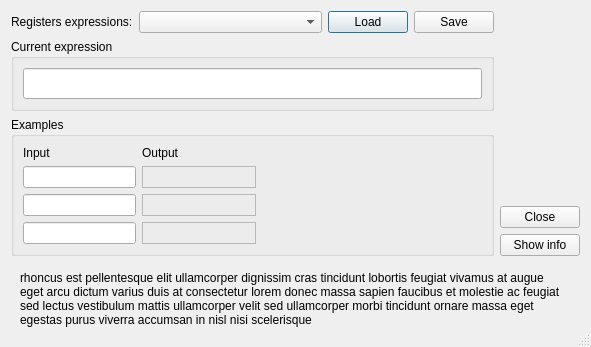
ModbusScope/ModbusScope, file src/dialogs/expressionsdialog.ui: the form before one commit.
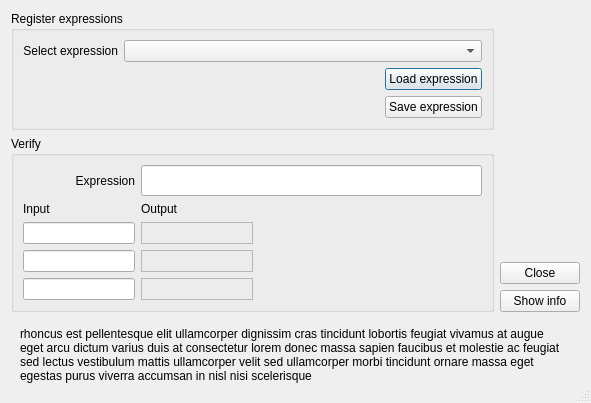
The form after the commit.

What changed in the file:
```diff
--- a/src/dialogs/expressionsdialog.ui
+++ b/src/dialogs/expressionsdialog.ui
@@ -10,7 +10,7 @@
     <x>0</x>
     <y>0</y>
     <width>746</width>
-    <height>376</height>
+    <height>444</height>
    </rect>
   </property>
   <property name="windowTitle">
@@ -28,49 +28,66 @@
      <item>
       <layout class="QVBoxLayout" name="verticalLayout">
        <item>
-        <layout class="QHBoxLayout" name="horizontalLayout" stretch="0,1,0,0">
-         <item>
-          <widget class="QLabel" name="label_2">
-           <property name="text">
-            <string>Registers expressions:</string>
-           </property>
-          </widget>
-         </item>
-         <item>
-          <widget class="QComboBox" name="comboExpression"/>
-         </item>
-         <item>
-          <widget class="QPushButton" name="btnLoad">
-           <property name="text">
-            <string>Load</string>
-           </property>
-          </widget>
-         </item>
-         <item>
-          <widget class="QPushButton" name="btnSave">
-           <property name="text">
-            <string>Save</string>
-           </property>
-          </widget>
-         </item>
-        </layout>
+        <layout class="QHBoxLayout" name="horizontalLayout" stretch=""/>
        </item>
        <item>
         <widget class="QGroupBox" name="groupBox_2">
          <property name="title">
-          <string>Current expression</string>
+          <string>Register expressions</string>
          </property>
-         <layout class="QHBoxLayout" name="horizontalLayout_2">
-          <item>
-           <widget class="QLineEdit" name="lineExpression">
-            <property name="font">
-             <font>
-              <family>Ubuntu Mono</family>
-              <pointsize>12</pointsize>
-             </font>
+         <layout class="QGridLayout" name="gridLayout_2" columnstretch="0,1">
+          <item row="0" column="1">
+           <widget class="QComboBox" name="comboExpression">
+            <property name="sizeAdjustPolicy">
+             <enum>QComboBox::AdjustToContents</enum>
             </property>
            </widget>
           </item>
+          <item row="0" column="0">
+           <widget class="QLabel" name="label_2">
+            <property name="text">
+             <string>Select expression</string>
+            </property>
+            <property name="alignment">
+             <set>Qt::AlignRight|Qt::AlignTrailing|Qt::AlignVCenter</set>
+            </property>
+           </widget>
+          </item>
+          <item row="2" column="1">
+           <layout class="QHBoxLayout" name="horizontalLayout_2">
+            <item>
+             <spacer name="horizontalSpacer_2">
+              <property name="orientation">
+               <enum>Qt::Horizontal</enum>
+              </property>
+              <property name="sizeHint" stdset="0">
+               <size>
+                <width>40</width>
+                <height>20</height>
+               </size>
+              </property>
+             </spacer>
+            </item>
+            <item>
+             <layout class="QVBoxLayout" name="verticalLayout_5">
+              <item>
+               <widget class="QPushButton" name="btnLoad">
+                <property name="text">
+                 <string>Load expression</string>
+                </property>
+               </widget>
+              </item>
+              <item>
+               <widget class="QPushButton" name="btnSave">
+                <property name="text">
+                 <string>Save expression</string>
+                </property>
+               </widget>
+              </item>
+             </layout>
+            </item>
+           </layout>
+          </item>
          </layout>
         </widget>
        </item>
@@ -83,20 +100,10 @@
           </sizepolicy>
          </property>
          <property name="title">
-          <string>Examples</string>
+          <string>Verify</string>
          </property>
          <layout class="QGridLayout" name="gridLayout" columnstretch="1,1,2">
-          <item row="3" column="0">
-           <widget class="QLineEdit" name="lineIn2"/>
-          </item>
-          <item row="0" column="1">
-           <widget class="QLabel" name="label_6">
-            <property name="text">
-             <string>Output</string>
-            </property>
-           </widget>
-          </item>
-          <item row="3" column="1">
+          <item row="4" column="1">
            <widget class="QLabel" name="lblOut2">
             <property name="frameShape">
              <enum>QFrame::StyledPanel</enum>
@@ -106,7 +113,7 @@
             </property>
            </widget>
           </item>
-          <item row="1" column="1">
+          <item row="2" column="1">
            <widget class="QLabel" name="lblOut0">
             <property name="frameShape">
              <enum>QFrame::StyledPanel</enum>
@@ -116,30 +123,34 @@
             </property>
            </widget>
           </item>
-          <item row="2" column="1">
-           <widget class="QLabel" name="lblOut1">
-            <property name="frameShape">
-             <enum>QFrame::StyledPanel</enum>
-            </property>
-            <property name="text">
-             <string/>
-            </property>
-           </widget>
-          </item>
-          <item row="2" column="0">
-           <widget class="QLineEdit" name="lineIn1"/>
-          </item>
           <item row="1" column="0">
-           <widget class="QLineEdit" name="lineIn0"/>
-          </item>
-          <item row="0" column="0">
            <widget class="QLabel" name="label_5">
             <property name="text">
              <string>Input</string>
             </property>
            </widget>
           </item>
-          <item row="1" column="2">
+          <item row="1" column="1">
+           <widget class="QLabel" name="label_6">
+            <property name="text">
+             <string>Output</string>
+            </property>
+           </widget>
+          </item>
+          <item row="3" column="0">
+           <widget class="QLineEdit" name="lineIn1"/>
+          </item>
+          <item row="3" column="1">
+           <widget class="QLabel" name="lblOut1">
+            <property name="frameShape">
+             <enum>QFrame::StyledPanel</enum>
+            </property>
+            <property name="text">
+             <string/>
+            </property>
+           </widget>
+          </item>
+          <item row="2" column="2">
            <spacer name="horizontalSpacer">
             <property name="orientation">
              <enum>Qt::Horizontal</enum>
@@ -152,6 +163,32 @@
             </property>
            </spacer>
           </item>
+          <item row="4" column="0">
+           <widget class="QLineEdit" name="lineIn2"/>
+          </item>
+          <item row="2" column="0">
+           <widget class="QLineEdit" name="lineIn0"/>
+          </item>
+          <item row="0" column="1" colspan="2">
+           <widget class="QLineEdit" name="lineExpression">
+            <property name="font">
+             <font>
+              <family>Ubuntu Mono</family>
+              <pointsize>12</pointsize>
+             </font>
+            </property>
+           </widget>
+          </item>
+          <item row="0" column="0">
+           <widget class="QLabel" name="label">
+            <property name="text">
+             <string>Expression</string>
+            </property>
+            <property name="alignment">
+             <set>Qt::AlignRight|Qt::AlignTrailing|Qt::AlignVCenter</set>
+            </property>
+           </widget>
+          </item>
          </layout>
         </widget>
        </item>
```
